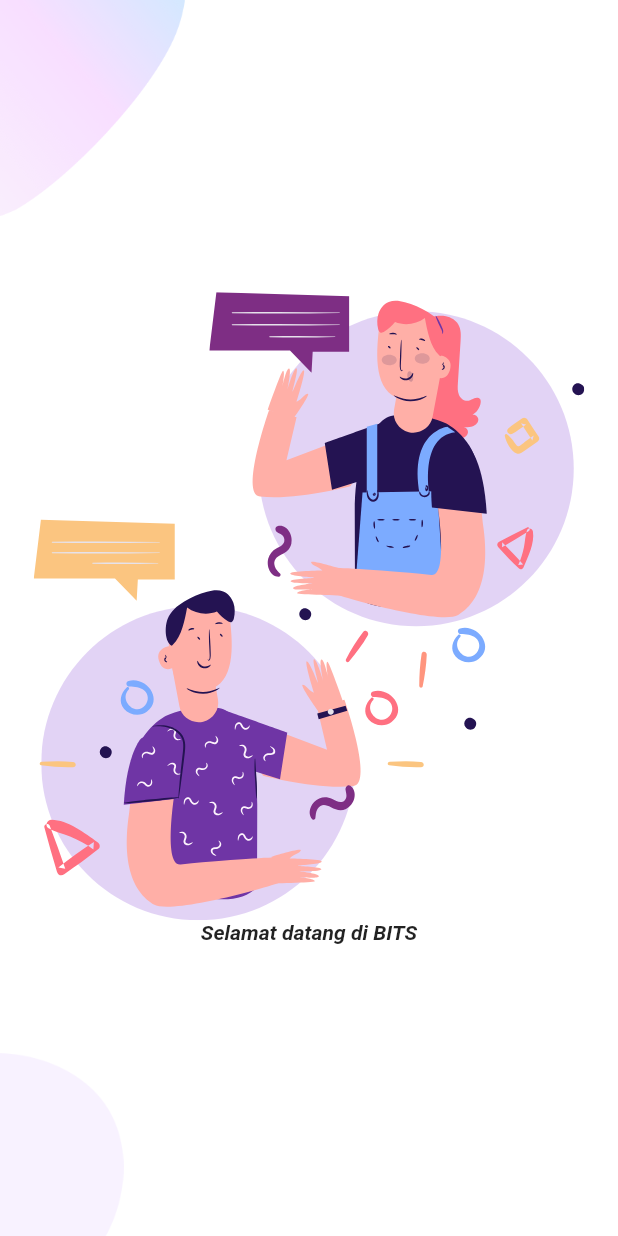
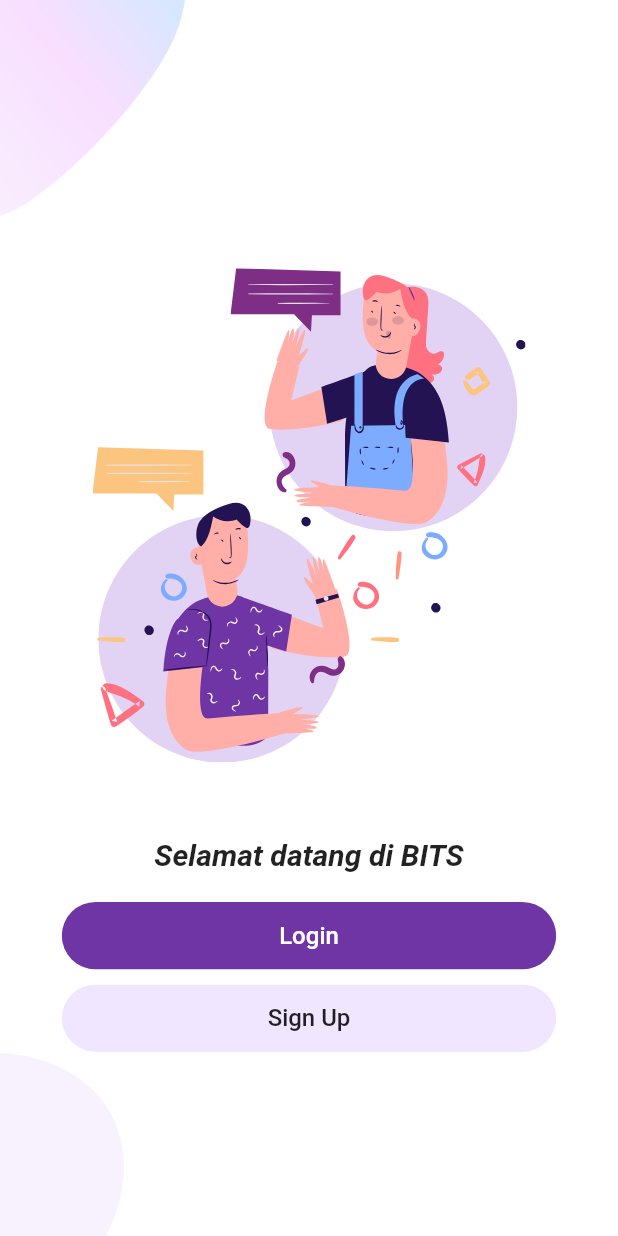
Before and after one commit to rezaikhlasul/tugas-aspk, a Flutter app: the screen it shows after launch, on a phone screen of 412 x 824 dp. Run offline on Flutter 3.47's test engine with Material 2 defaults, Android fonts, the phone set to English and light mode, and no system bars; our stand-ins replace flutter_svg.

Commit message:
login page wip

```diff
--- a/lib/Screens/Welcome/components/body.dart
+++ b/lib/Screens/Welcome/components/body.dart
@@ -1,4 +1,6 @@
 import 'package:bits/Screens/Welcome/components/background.dart';
+import 'package:bits/components/buttons/auth/button_auth.dart';
+import 'package:bits/constants.dart';
 import 'package:flutter/material.dart';
 import 'package:flutter_svg/flutter_svg.dart';
 
@@ -11,11 +13,38 @@ class Body extends StatelessWidget {
       child: Column(
         mainAxisAlignment: MainAxisAlignment.center,
         children: <Widget>[
-          SvgPicture.asset("assets/icons/chat.svg"),
-          Text(
-            "Selamat datang di BITS",
-            style: TextStyle(
-                fontWeight: FontWeight.bold, fontStyle: FontStyle.italic),
+          Container(
+            margin: EdgeInsets.only(bottom: 50, top: size.height * 0.08),
+            child: SvgPicture.asset(
+              "assets/icons/chat.svg",
+              height: size.height * 0.4,
+            ),
+          ),
+          Container(
+            child: Text(
+              "Selamat datang di BITS",
+              style: TextStyle(
+                  fontWeight: FontWeight.bold,
+                  fontStyle: FontStyle.italic,
+                  fontSize: 20),
+            ),
+          ),
+          Container(
+            margin: EdgeInsets.only(top: 20),
+            child: Column(
+              children: [
+                RoundedAuthButton(
+                  text: "Login",
+                  press: () {},
+                ),
+                RoundedAuthButton(
+                  text: "Sign Up",
+                  color: kPrimaryLightColor,
+                  textColor: Colors.black87,
+                  press: () {},
+                )
+              ],
+            ),
           ),
         ],
       ),
--- /dev/null
+++ b/lib/components/buttons/auth/button_auth.dart
@@ -0,0 +1,39 @@
+import 'package:bits/constants.dart';
+import 'package:flutter/material.dart';
+
+class RoundedAuthButton extends StatelessWidget {
+  final String text;
+  final Function press;
+  final color, textColor;
+  const RoundedAuthButton({
+    Key key,
+    this.text,
+    this.press,
+    this.color = kPrimaryColor,
+    this.textColor = Colors.white,
+  }) : super(key: key);
+
+  @override
+  Widget build(BuildContext context) {
+    Size size = MediaQuery.of(context).size;
+    return Container(
+      width: size.width * 0.8,
+      height: 45,
+      margin: EdgeInsets.only(bottom: 10),
+      child: ClipRRect(
+        borderRadius: BorderRadius.circular(45),
+        child: TextButton(
+            style: TextButton.styleFrom(
+              padding: EdgeInsets.symmetric(vertical: 10, horizontal: 10),
+              backgroundColor: color,
+            ),
+            onPressed: press,
+            child: Text(
+              text,
+              overflow: TextOverflow.visible,
+              style: TextStyle(color: textColor, fontSize: 16),
+            )),
+      ),
+    );
+  }
+}
```
